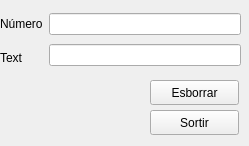
This is Sesions_lab/Bloc_Qt/Numero_i_text/MyForm.ui in johanjoan/IDI-FIB as Qt 5 draws it before an edit. The edited form follows.
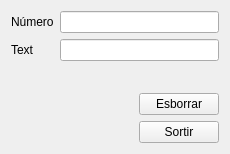
This is the edited form.

Commit message: Numero i text

```diff
--- a/Sesions_lab/Bloc_Qt/Numero_i_text/MyForm.ui
+++ b/Sesions_lab/Bloc_Qt/Numero_i_text/MyForm.ui
@@ -6,51 +6,20 @@
    <rect>
     <x>0</x>
     <y>0</y>
-    <width>249</width>
-    <height>146</height>
+    <width>230</width>
+    <height>154</height>
    </rect>
   </property>
   <property name="windowTitle">
    <string>Form</string>
   </property>
-  <widget class="QPushButton" name="pushButton">
-   <property name="geometry">
-    <rect>
-     <x>150</x>
-     <y>80</y>
-     <width>89</width>
-     <height>25</height>
-    </rect>
-   </property>
-   <property name="text">
-    <string>Esborrar</string>
-   </property>
-  </widget>
-  <widget class="QPushButton" name="pushButton_2">
-   <property name="geometry">
-    <rect>
-     <x>150</x>
-     <y>110</y>
-     <width>89</width>
-     <height>25</height>
-    </rect>
-   </property>
-   <property name="text">
-    <string>Sortir</string>
-   </property>
-  </widget>
-  <widget class="QWidget" name="">
-   <property name="geometry">
-    <rect>
-     <x>0</x>
-     <y>10</y>
-     <width>241</width>
-     <height>61</height>
-    </rect>
-   </property>
+  <layout class="QVBoxLayout" name="verticalLayout_6">
+   <item>
+    <layout class="QVBoxLayout" name="verticalLayout_5">
+     <item>
    <layout class="QHBoxLayout" name="horizontalLayout">
     <item>
-     <layout class="QVBoxLayout" name="verticalLayout">
+        <layout class="QVBoxLayout" name="verticalLayout_2">
       <item>
        <widget class="QLabel" name="label">
         <property name="text">
@@ -68,30 +37,86 @@
      </layout>
     </item>
     <item>
-     <layout class="QVBoxLayout" name="verticalLayout_2">
+        <layout class="QVBoxLayout" name="verticalLayout">
       <item>
-       <widget class="QLineEdit" name="lineEdit">
+          <widget class="QLineEdit" name="lineEdit_3">
         <property name="styleSheet">
-         <string notr="true">color: rgb(255, 0, 0);</string>
-        </property>
-        <property name="inputMethodHints">
-         <set>Qt::ImhNone</set>
-        </property>
-        <property name="text">
-         <string/>
-        </property>
-        <property name="maxLength">
-         <number>10</number>
+            <string notr="true">color: rgb(255, 0,0);</string>
+           </property>
+           <property name="inputMask">
+            <string notr="true">9999999999</string>
+           </property>
+          </widget>
+         </item>
+         <item>
+          <widget class="QLineEdit" name="lineEdit_2">
+           <property name="styleSheet">
+            <string notr="true">color: rgb(0, 0, 255);</string>
+           </property>
+           <property name="inputMask">
+            <string notr="true">AAAAAAAAAA</string>
         </property>
        </widget>
       </item>
+        </layout>
+       </item>
+      </layout>
+     </item>
       <item>
-       <widget class="QLineEdit" name="lineEdit_2"/>
-      </item>
+      <layout class="QVBoxLayout" name="verticalLayout_4">
+       <item>
+        <spacer name="verticalSpacer">
+         <property name="orientation">
+          <enum>Qt::Vertical</enum>
+         </property>
+         <property name="sizeHint" stdset="0">
+          <size>
+           <width>20</width>
+           <height>40</height>
+          </size>
+         </property>
+        </spacer>
+       </item>
+       <item>
+        <layout class="QHBoxLayout" name="horizontalLayout_2">
+         <item>
+          <spacer name="horizontalSpacer">
+           <property name="orientation">
+            <enum>Qt::Horizontal</enum>
+           </property>
+           <property name="sizeHint" stdset="0">
+            <size>
+             <width>40</width>
+             <height>20</height>
+            </size>
+           </property>
+          </spacer>
+         </item>
+         <item>
+          <layout class="QVBoxLayout" name="verticalLayout_3">
+           <item>
+            <widget class="QPushButton" name="pushButton">
+             <property name="text">
+              <string>Esborrar</string>
+             </property>
+            </widget>
+           </item>
+           <item>
+            <widget class="QPushButton" name="pushButton_2">
+             <property name="text">
+              <string>Sortir</string>
+             </property>
+            </widget>
+           </item>
      </layout>
     </item>
    </layout>
-  </widget>
+       </item>
+      </layout>
+     </item>
+    </layout>
+   </item>
+  </layout>
  </widget>
  <resources/>
  <connections/>
```
Left out of the diff: 51 changed lines with no effect on the pictures. Lines whose indentation alone changed are shown as unchanged.
